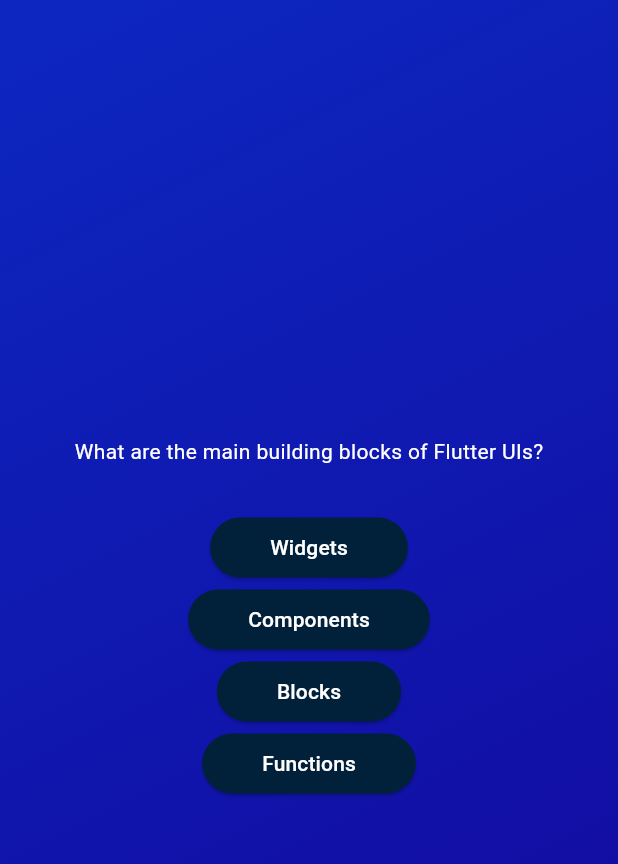
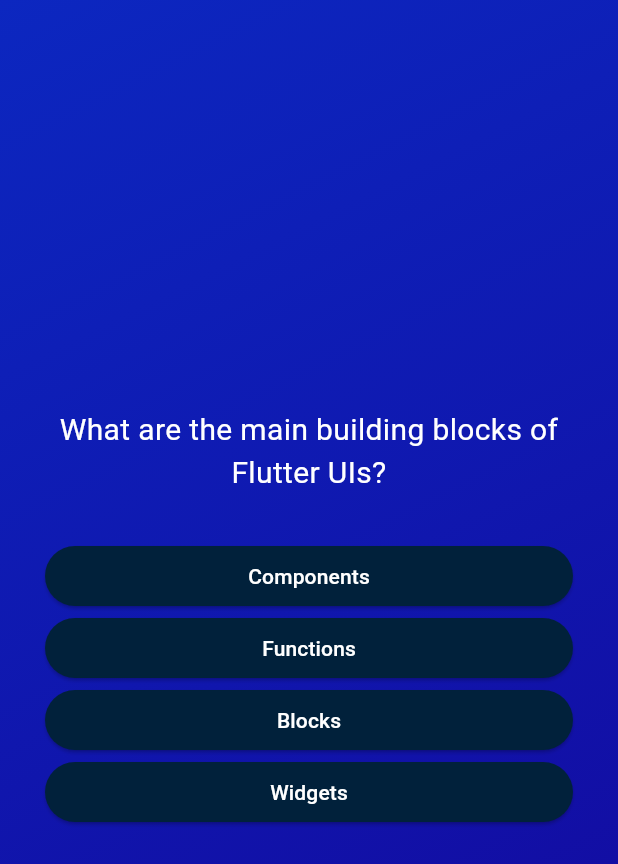
Before and after one commit to prabeshkunwar12/quiz_app, a Flutter app: the screen it shows after launch, after a tap on "Start Quiz", on a phone screen of 412 x 824 dp. Shown: the top 864 px of the screen. Run offline on Flutter 3.47's test engine with Material 3 defaults, Android fonts, the phone set to English and light mode, and no system bars.

```diff
--- a/lib/models/quiz_question.dart
+++ b/lib/models/quiz_question.dart
@@ -3,4 +3,10 @@ class QuizQuestion {
   final List<String> answers;
 
   const QuizQuestion({required this.text, required this.answers});
+
+  List<String> getShuffledAnswers() {
+    final shuffledList = List.of(answers);
+    shuffledList.shuffle();
+    return shuffledList;
+  }
 }
--- a/lib/question_screen.dart
+++ b/lib/question_screen.dart
@@ -20,23 +20,29 @@ class _QuestionScreenState extends State<QuestionScreen> {
 
     return SizedBox(
       width: double.infinity,
+      child: Container(
+        padding: const EdgeInsets.symmetric(horizontal: 30),
         child: Column(
           mainAxisAlignment: MainAxisAlignment.center,
+          crossAxisAlignment: CrossAxisAlignment.stretch,
           children: [
             Text(
               currentQuestion.text,
               style: const TextStyle(
                 color: Colors.white,
+                fontSize: 20,
               ),
+              textAlign: TextAlign.center,
             ),
             const SizedBox(
               height: 30,
             ),
-          ...currentQuestion.answers.map((answer) {
+            ...currentQuestion.getShuffledAnswers().map((answer) {
               return AnswerButton(text: answer, select: select);
             })
           ],
         ),
+      ),
     );
   }
 }
```
Lines whose indentation alone changed are shown as unchanged.
